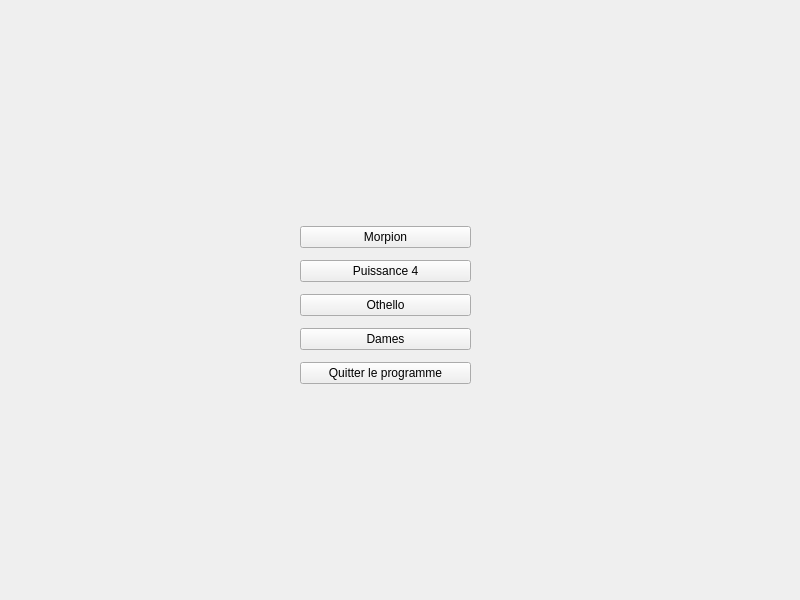
First picture: the form in TP-Refacto/accueil.ui, repository WRKT/cpp-project, before the edit.
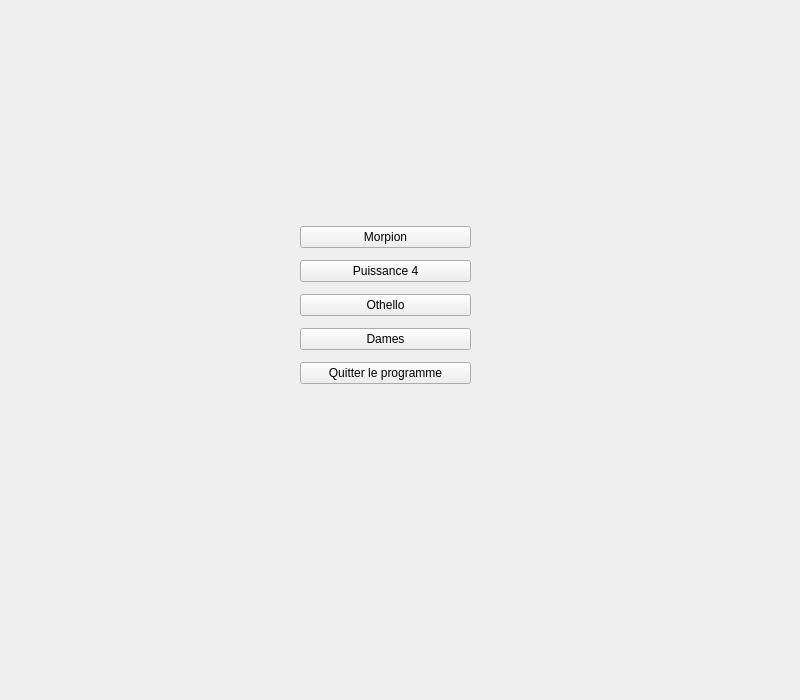
Second picture: the form after the edit.

Diff of the .ui file:
```diff
--- a/TP-Refacto/accueil.ui
+++ b/TP-Refacto/accueil.ui
@@ -7,7 +7,7 @@
     <x>0</x>
     <y>0</y>
     <width>800</width>
-    <height>600</height>
+    <height>700</height>
    </rect>
   </property>
   <property name="windowTitle">
```
